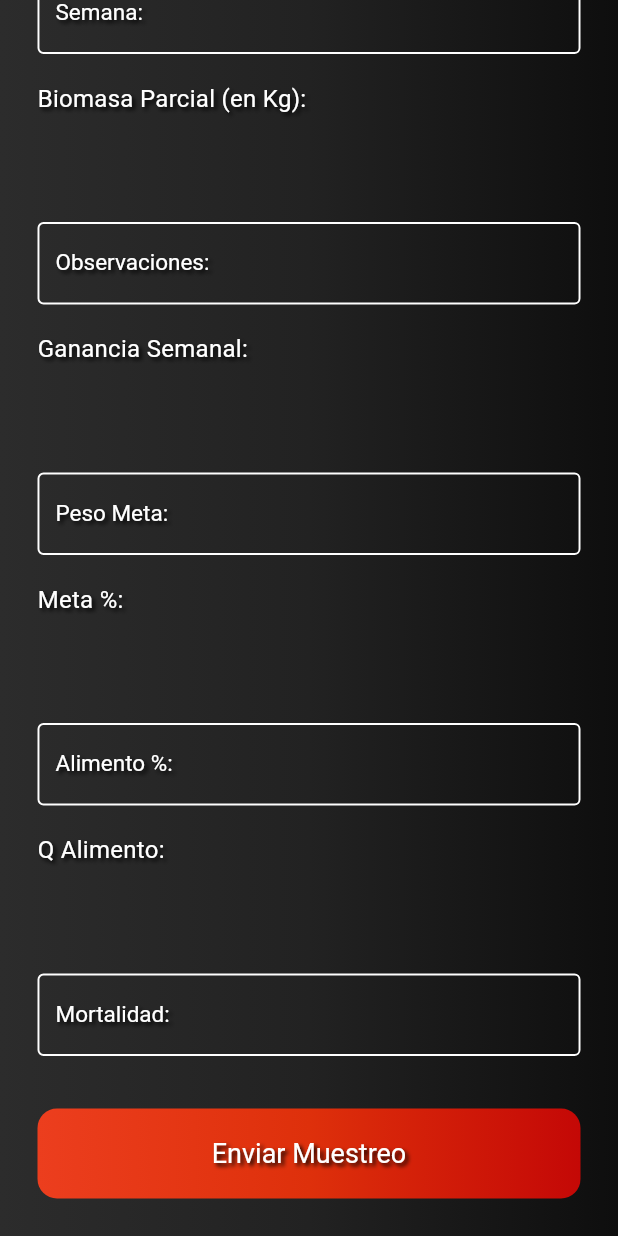
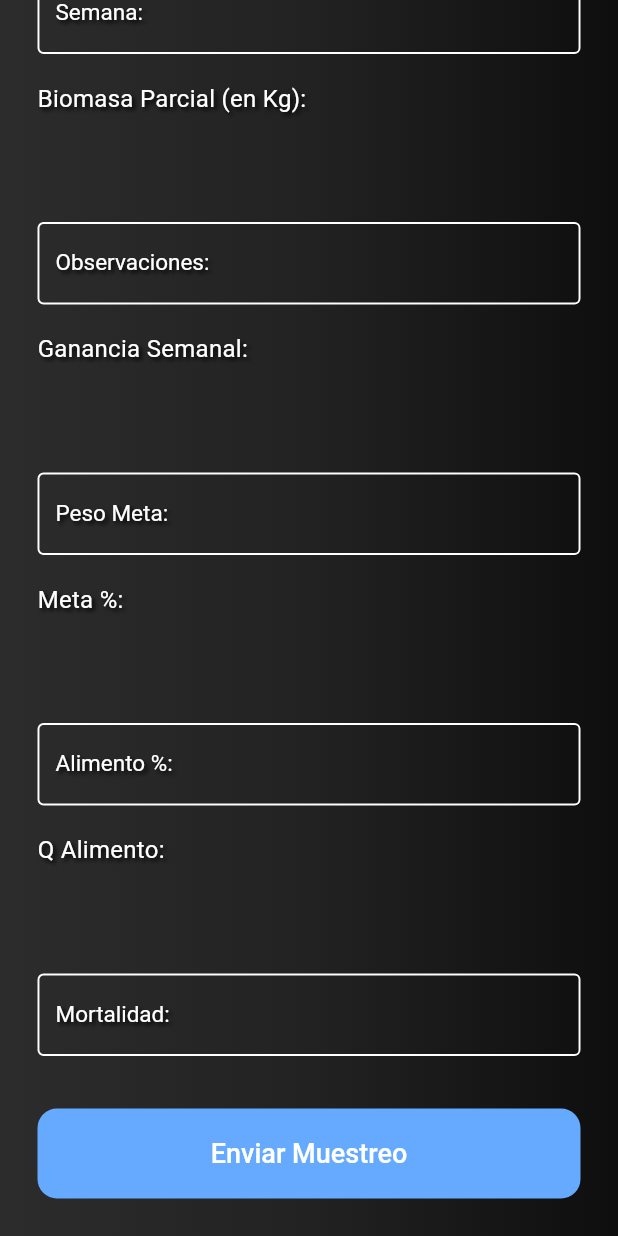
Before and after one commit to alX-u/NA-App, a Flutter app: the AddMuestreoPage screen opened directly with empty values, scrolled down 919 dp, on a phone screen of 412 x 824 dp. Run offline on Flutter 3.47's test engine with Material 2 defaults, Android fonts, the phone set to English and light mode, and no system bars; our stand-ins replace cloud_firestore, firebase_auth, firebase_core, flutter_secure_storage, get, google_sign_in and 1 more; missing offline and left inert: gsheets; accounts and stored records are empty; key blocks and very long unbroken strings in the code were emptied for the run.

Commit message:
Cambios esteticos

```diff
--- a/peces_app/lib/pages/muestreos/AddMuestreo.dart
+++ b/peces_app/lib/pages/muestreos/AddMuestreo.dart
@@ -106,12 +106,13 @@ class _AddMuestreoPageState extends State<AddMuestreoPage> {
                     //Input de los peces sembrados
                     //inputLabel('Peces Sembrados:'),
                     const SizedBox(height: 15),
-                    formField('Peces Sembrados:',_pecesSembradosController),
+                    formField('Peces Sembrados:', _pecesSembradosController),
                     const SizedBox(height: 20),
                     //Input del peso de la siembra por unidad
                     //inputLabel('Peso de la siembra por unidad (en Gr):'),
                     const SizedBox(height: 15),
-                    formField('Peso de la siembra por unidad (en Gr):', _pesoSiembraPorUnidadController),
+                    formField('Peso de la siembra por unidad (en Gr):',
+                        _pesoSiembraPorUnidadController),
                     const SizedBox(height: 20),
                     //Input de la fecha
                     inputLabel('Fecha:'),
@@ -125,7 +126,7 @@ class _AddMuestreoPageState extends State<AddMuestreoPage> {
                     formField('No. del Muestreo:', _noMuestreoController),
                     //Input Peces Captura
                     const SizedBox(height: 20),
-                   // inputLabel('Peces Captura:'),
+                    // inputLabel('Peces Captura:'),
                     const SizedBox(height: 15),
                     formField('Peces Captura:', _pecesCapturaController),
                     //Input Peso Captura
@@ -249,9 +250,10 @@ class _AddMuestreoPageState extends State<AddMuestreoPage> {
                 ]),
 
             // border: InputBorder.none,
-            focusedBorder:  const OutlineInputBorder(
-                borderSide: BorderSide(color: Colors.white, width: 1)),
-            enabledBorder:  const OutlineInputBorder(
+            focusedBorder: const OutlineInputBorder(
+                borderSide: BorderSide(
+                    color: Color.fromARGB(255, 101, 170, 254), width: 3)),
+            enabledBorder: const OutlineInputBorder(
                 borderSide: BorderSide(color: Colors.white, width: 1.3))
             //contentPadding: EdgeInsets.symmetric(vertical: 20, horizontal: 15)
             ),
@@ -304,7 +306,8 @@ class _AddMuestreoPageState extends State<AddMuestreoPage> {
         height: 60,
         width: MediaQuery.of(context).size.width,
         decoration: BoxDecoration(
-            borderRadius: BorderRadius.circular(13), color: Color.fromARGB(255, 70, 76, 83)),
+            borderRadius: BorderRadius.circular(13),
+            color: Color.fromARGB(255, 70, 76, 83)),
         child: Center(
           child: Text(
             getTextFecha(),
@@ -397,18 +400,14 @@ class _AddMuestreoPageState extends State<AddMuestreoPage> {
         height: 60,
         width: MediaQuery.of(context).size.width,
         decoration: BoxDecoration(
-            gradient: const LinearGradient(colors: [
-              Color(0xFFEC3E1E),
-              Color(0xFFDE300B),
-              Color(0xFFC40806)
-            ]),
             borderRadius: BorderRadius.circular(13),
-            color: Colors.white),
-        child: Center(
-          child: Text(
-            'Enviar Muestreo',
-            style: estiloTexto(18),
-          ),
+            color: Color.fromARGB(255, 101, 170, 254)),
+        child: const Center(
+          child: Text('Enviar Muestreo',
+              style: TextStyle(
+                  color: Colors.white,
+                  fontSize: 18,
+                  fontWeight: FontWeight.w500)),
         ),
       ),
     );
```
Also changed, not shown: peces_app/lib/pages/muestreos/AddMuestreoSiembra.dart (+9 -8 lines), peces_app/pubspec.lock.
